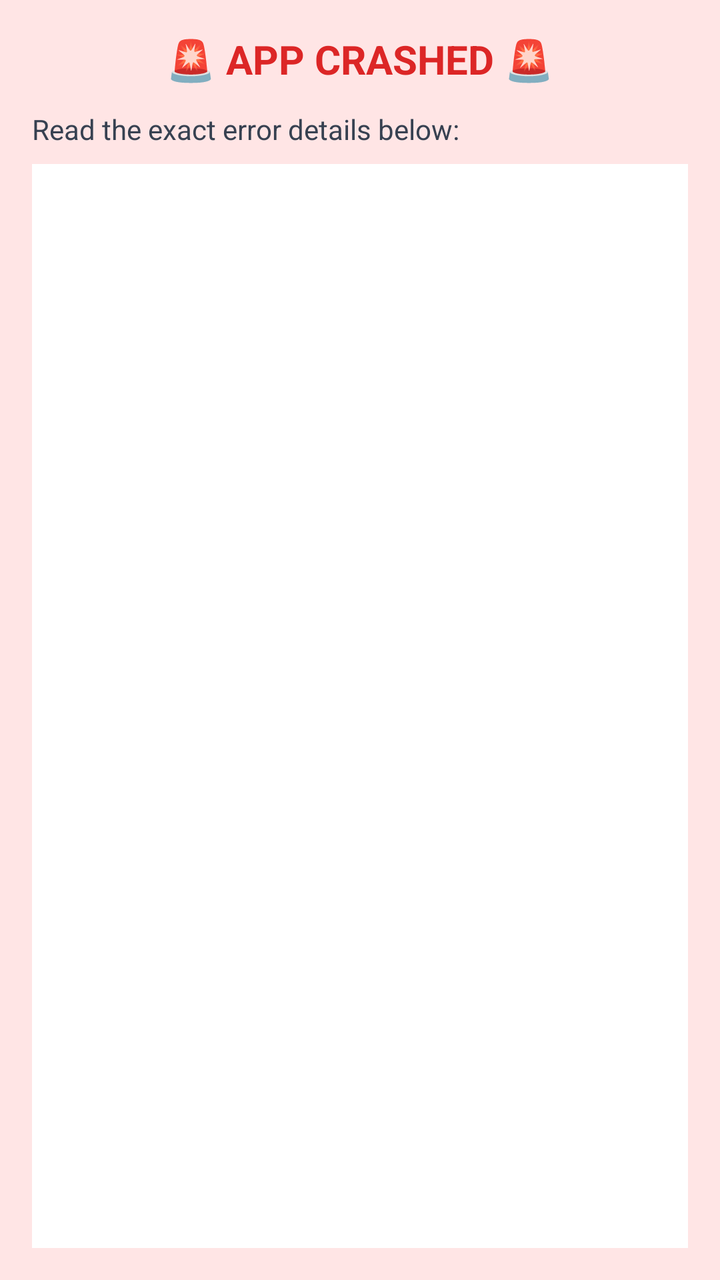
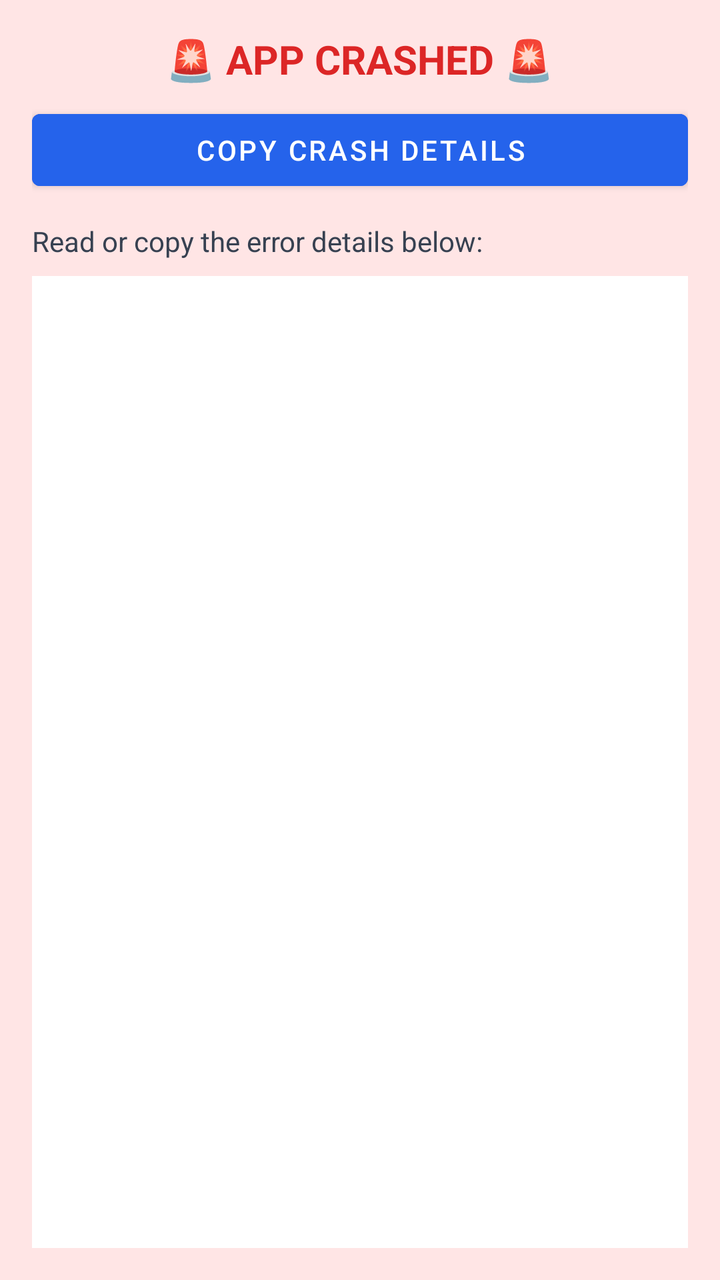

The first picture is an Android layout as it rendered before a commit; the second is the same layout after the commit. The layout source and the unified diff follow.
<!-- AndroidManifest.xml: application theme Theme.MaterialComponents.DayNight.NoActionBar -->
<!-- res/layout/activity_crash.xml -->
<?xml version="1.0" encoding="utf-8"?>
<LinearLayout xmlns:android="http://schemas.android.com/apk/res/android"
    android:layout_width="match_parent"
    android:layout_height="match_parent"
    android:orientation="vertical"
    android:padding="16dp"
    android:background="#FFE5E5">

    <TextView
        android:layout_width="match_parent"
        android:layout_height="wrap_content"
        android:text="🚨 APP CRASHED 🚨"
        android:textSize="20sp"
        android:textStyle="bold"
        android:textColor="#DC2626"
        android:gravity="center"
        android:layout_marginBottom="12dp"/>

    <TextView
        android:layout_width="match_parent"
        android:layout_height="wrap_content"
        android:text="Read the exact error details below:"
        android:textSize="14sp"
        android:textColor="#374151"
        android:layout_marginBottom="8dp"/>

    <ScrollView
        android:layout_width="match_parent"
        android:layout_height="match_parent"
        android:background="#FFFFFF"
        android:padding="8dp">

        <TextView
            android:id="@+id/tvCrashLog"
            android:layout_width="match_parent"
            android:layout_height="wrap_content"
            android:textColor="#1F2937"
            android:textSize="12sp"
            android:fontFamily="monospace"/>
    </ScrollView>
</LinearLayout>
<!-- resources referenced by this layout -->
<resources>

</resources>

<!-- the commit's change to res/layout/activity_crash.xml (unified diff, before → after) -->
@@ -14,12 +14,21 @@
         android:textStyle="bold"
         android:textColor="#DC2626"
         android:gravity="center"
+        android:layout_marginBottom="8dp"/>
+
+    <Button
+        android:id="@+id/btnCopyCrash"
+        android:layout_width="match_parent"
+        android:layout_height="wrap_content"
+        android:text="Copy Crash Details"
+        android:backgroundTint="#2563EB"
+        android:textColor="#FFFFFF"
         android:layout_marginBottom="12dp"/>
 
     <TextView
         android:layout_width="match_parent"
         android:layout_height="wrap_content"
-        android:text="Read the exact error details below:"
+        android:text="Read or copy the error details below:"
         android:textSize="14sp"
         android:textColor="#374151"
         android:layout_marginBottom="8dp"/>
